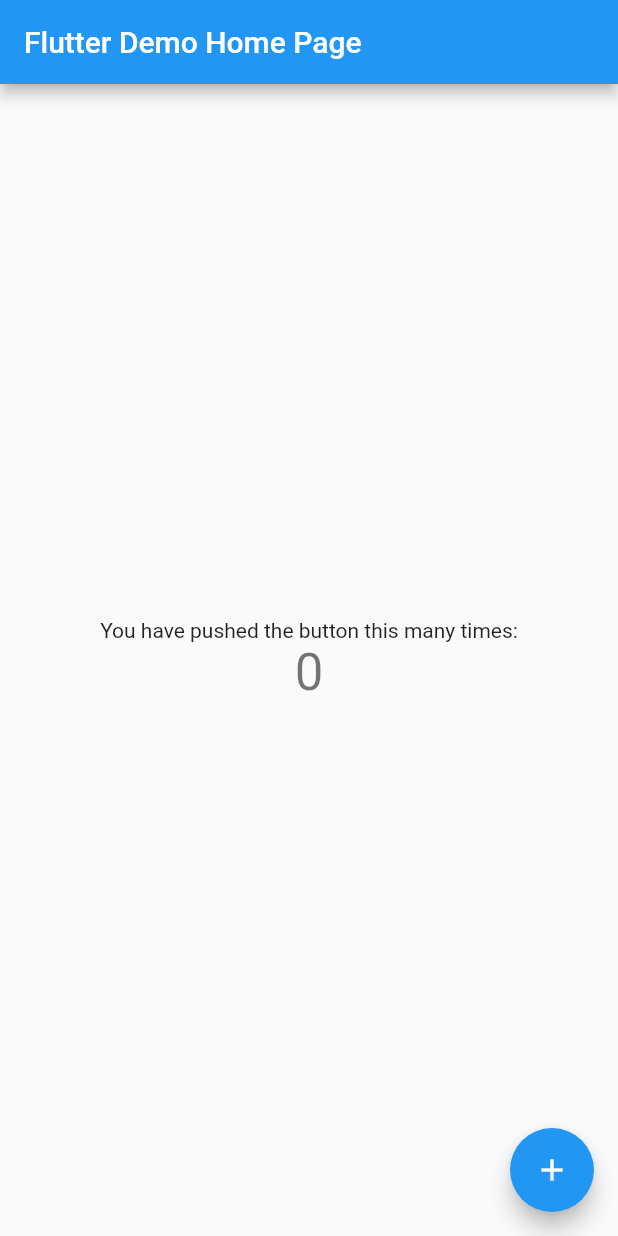
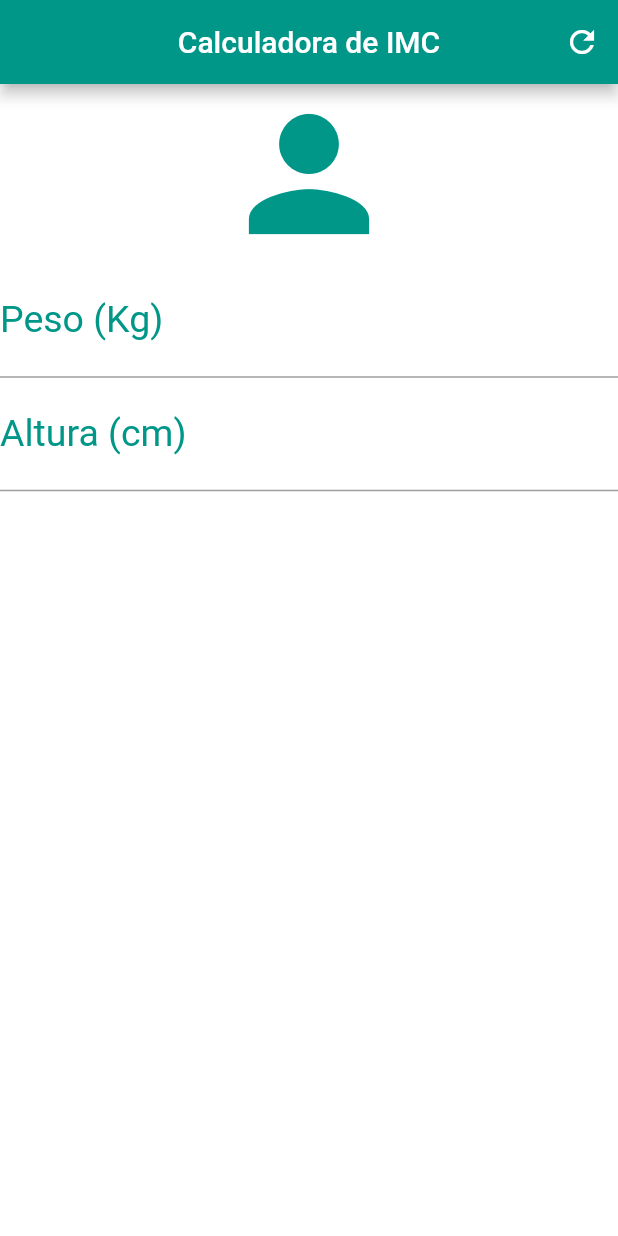
Before and after one commit to lopesdaniel/Mobile-Calculator-IMC, a Flutter app: the screen it shows after launch, on a phone screen of 412 x 824 dp. Run offline on Flutter 3.47's test engine with Material 2 defaults, Android fonts, the phone set to English and light mode, and no system bars.

Commit message:
Realizado parte da tela

```diff
--- a/lib/main.dart
+++ b/lib/main.dart
@@ -1,109 +1,50 @@
 import 'package:flutter/material.dart';
 
-void main() => runApp(new MyApp());
+void main() {
+  runApp(MaterialApp(home: Home()));
+}
 
-class MyApp extends StatelessWidget {
-  // This widget is the root of your application.
+class Home extends StatefulWidget {
+  @override
+  _HomeState createState() => _HomeState();
+}
+
+class _HomeState extends State<Home> {
   @override
   Widget build(BuildContext context) {
-    return new MaterialApp(
-      title: 'Flutter Demo',
-      theme: new ThemeData(
-        // This is the theme of your application.
-        //
-        // Try running your application with "flutter run". You'll see the
-        // application has a blue toolbar. Then, without quitting the app, try
-        // changing the primarySwatch below to Colors.green and then invoke
-        // "hot reload" (press "r" in the console where you ran "flutter run",
-        // or press Run > Flutter Hot Reload in IntelliJ). Notice that the
-        // counter didn't reset back to zero; the application is not restarted.
-        primarySwatch: Colors.blue,
+    return Scaffold(
+      appBar: AppBar(
+        title: Text("Calculadora de IMC"),
+        centerTitle: true,
+        backgroundColor: Colors.teal,
+        actions: <Widget>[
+          IconButton(
+            icon: Icon(Icons.refresh),
+            onPressed: () {},
+          )
+        ],
       ),
-      home: new MyHomePage(title: 'Flutter Demo Home Page'),
+      backgroundColor: Colors.white70,
+      body: Column(
+        crossAxisAlignment: CrossAxisAlignment.stretch,
+        children: <Widget>[
+          Icon(Icons.person, size: 120.0, color: Colors.teal),
+          TextField(
+              keyboardType: TextInputType.number,
+              decoration: InputDecoration(
+                  labelText: "Peso (Kg)",
+                  labelStyle: TextStyle(color: Colors.teal)),
+              textAlign: TextAlign.center,
+              style: TextStyle(color: Colors.teal, fontSize: 25.0)),
+          TextField(
+              keyboardType: TextInputType.number,
+              decoration: InputDecoration(
+                  labelText: "Altura (cm)",
+                  labelStyle: TextStyle(color: Colors.teal)),
+              textAlign: TextAlign.center,
+              style: TextStyle(color: Colors.teal, fontSize: 25.0))
+        ],
+      ),
     );
   }
 }
-
-class MyHomePage extends StatefulWidget {
-  MyHomePage({Key key, this.title}) : super(key: key);
-
-  // This widget is the home page of your application. It is stateful, meaning
-  // that it has a State object (defined below) that contains fields that affect
-  // how it looks.
-
-  // This class is the configuration for the state. It holds the values (in this
-  // case the title) provided by the parent (in this case the App widget) and
-  // used by the build method of the State. Fields in a Widget subclass are
-  // always marked "final".
-
-  final String title;
-
-  @override
-  _MyHomePageState createState() => new _MyHomePageState();
-}
-
-class _MyHomePageState extends State<MyHomePage> {
-  int _counter = 0;
-
-  void _incrementCounter() {
-    setState(() {
-      // This call to setState tells the Flutter framework that something has
-      // changed in this State, which causes it to rerun the build method below
-      // so that the display can reflect the updated values. If we changed
-      // _counter without calling setState(), then the build method would not be
-      // called again, and so nothing would appear to happen.
-      _counter++;
-    });
-  }
-
-  @override
-  Widget build(BuildContext context) {
-    // This method is rerun every time setState is called, for instance as done
-    // by the _incrementCounter method above.
-    //
-    // The Flutter framework has been optimized to make rerunning build methods
-    // fast, so that you can just rebuild anything that needs updating rather
-    // than having to individually change instances of widgets.
-    return new Scaffold(
-      appBar: new AppBar(
-        // Here we take the value from the MyHomePage object that was created by
-        // the App.build method, and use it to set our appbar title.
-        title: new Text(widget.title),
-      ),
-      body: new Center(
-        // Center is a layout widget. It takes a single child and positions it
-        // in the middle of the parent.
-        child: new Column(
-          // Column is also layout widget. It takes a list of children and
-          // arranges them vertically. By default, it sizes itself to fit its
-          // children horizontally, and tries to be as tall as its parent.
-          //
-          // Invoke "debug paint" (press "p" in the console where you ran
-          // "flutter run", or select "Toggle Debug Paint" from the Flutter tool
-          // window in IntelliJ) to see the wireframe for each widget.
-          //
-          // Column has various properties to control how it sizes itself and
-          // how it positions its children. Here we use mainAxisAlignment to
-          // center the children vertically; the main axis here is the vertical
-          // axis because Columns are vertical (the cross axis would be
-          // horizontal).
-          mainAxisAlignment: MainAxisAlignment.center,
-          children: <Widget>[
-            new Text(
-              'You have pushed the button this many times:',
-            ),
-            new Text(
-              '$_counter',
-              style: Theme.of(context).textTheme.display1,
-            ),
-          ],
-        ),
-      ),
-      floatingActionButton: new FloatingActionButton(
-        onPressed: _incrementCounter,
-        tooltip: 'Increment',
-        child: new Icon(Icons.add),
-      ), // This trailing comma makes auto-formatting nicer for build methods.
-    );
-  }
-}
```
Also changed, not shown: 1 other file.
